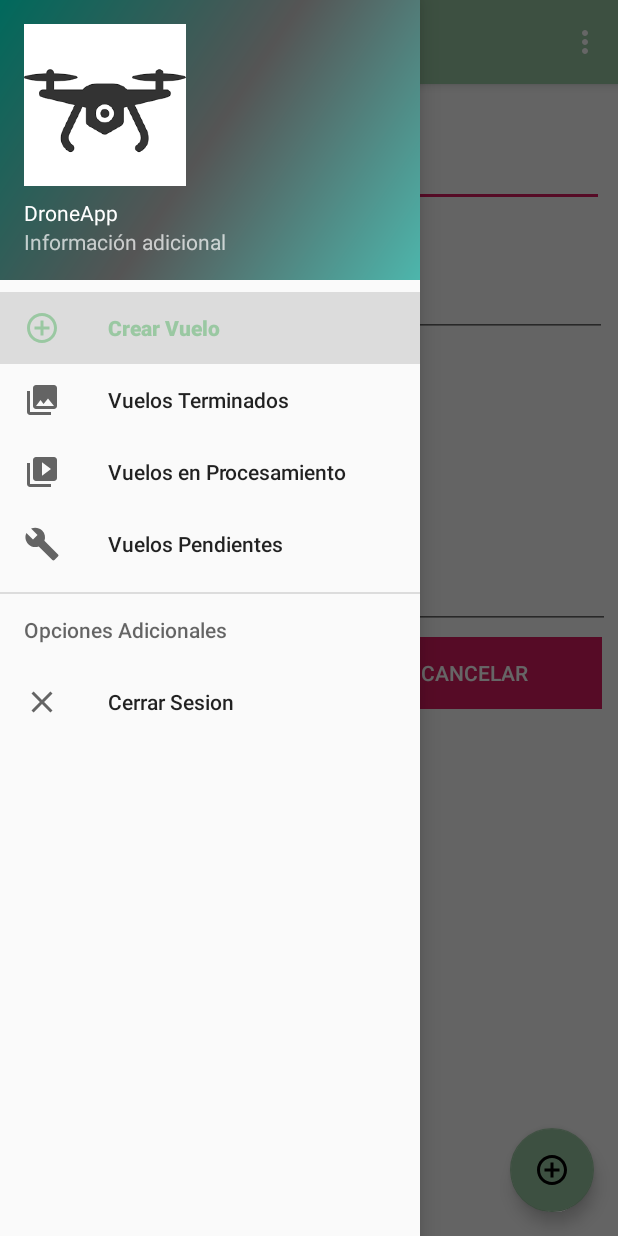
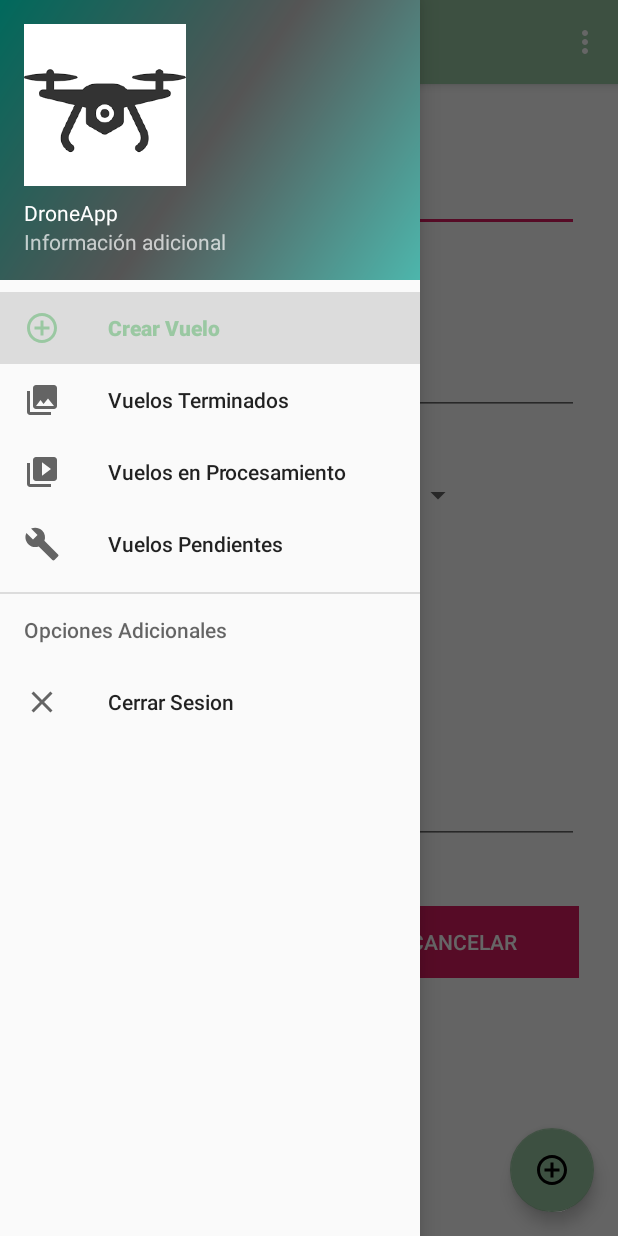
Before and after one commit to IS-AgroSmart/AgroSmart-Mobile, an Android app: the CrearVueloFragment screen opened directly, with no data from a screen before it, with the side drawer open, on a phone screen of 412 x 824 dp. Run offline under Robolectric (Android 15) with nearby library versions, the phone set to English and light mode, and no system bars; our stand-ins replace navigation-ui.

Commit message:
cambios en la pantalla crear vuelos

```diff
--- a/app/src/main/java/com/example/droneapp/ui/crear_vuelo/CrearVueloFragment.java
+++ b/app/src/main/java/com/example/droneapp/ui/crear_vuelo/CrearVueloFragment.java
@@ -5,6 +5,7 @@ import android.view.LayoutInflater;
 import android.view.View;
 import android.view.ViewGroup;
 import android.widget.ArrayAdapter;
+import android.widget.EditText;
 import android.widget.Spinner;
 
 import androidx.annotation.Nullable;
@@ -14,8 +15,12 @@ import androidx.lifecycle.Observer;
 import androidx.lifecycle.ViewModelProviders;
 
 import com.example.droneapp.R;
+import com.google.android.material.floatingactionbutton.FloatingActionButton;
 
+import java.text.SimpleDateFormat;
+import java.util.Date;
 import java.util.List;
+import java.util.Locale;
 
 public class CrearVueloFragment extends Fragment {
 
@@ -23,10 +28,24 @@ public class CrearVueloFragment extends Fragment {
 
     public View onCreateView(@NonNull LayoutInflater inflater,
                              ViewGroup container, Bundle savedInstanceState) {
+        /*
+        View root_fab=inflater.inflate(R.layout.app_bar_main,container,false);
+        final FloatingActionButton fab = root_fab.findViewById(R.id.fab);
+        fab.hide();
+         */
         crearVueloViewModel =
                 ViewModelProviders.of(this).get(CrearVueloViewModel.class);
         View root = inflater.inflate(R.layout.fragment_crear_vuelo, container, false);
         final Spinner spinner = (Spinner)root.findViewById(R.id.spinner_tipo_camara);
+
+        /*Ingresando la fecha actual*/
+        SimpleDateFormat dateFormat = new SimpleDateFormat("yyyy-MM-dd", Locale.getDefault());
+        Date date = new Date();
+        String fecha = dateFormat.format(date);
+        final EditText editfecha=(EditText)root.findViewById(R.id.editText3_fecha);
+        editfecha.setText(fecha);
+
+        /*Obteniendo el Tipo de Camara*/
         crearVueloViewModel.getText().observe(this, new Observer<List<String>>() {
             @Override
             public void onChanged(@Nullable List<String> s) {
--- a/app/src/main/res/layout/fragment_crear_vuelo.xml
+++ b/app/src/main/res/layout/fragment_crear_vuelo.xml
@@ -13,19 +13,21 @@
         android:orientation="vertical"
         android:padding="5dp"
         android:paddingTop="5dp"
-        android:paddingBottom="5dp">
+        android:paddingBottom="5dp"
+        tools:layout_editor_absoluteX="5dp"
+        tools:layout_editor_absoluteY="5dp">
 
         <LinearLayout
             android:id="@+id/linearlayout11"
             android:layout_width="match_parent"
             android:layout_height="wrap_content"
-            android:layout_margin="2dp"
+            android:layout_margin="5dp"
             android:layout_marginLeft="2dp"
             android:layout_marginTop="2dp"
             android:layout_marginRight="2dp"
             android:layout_marginBottom="2dp"
             android:orientation="vertical"
-            android:padding="2dp">
+            android:padding="15dp">
 
             <TextView
                 android:id="@+id/text_home"
@@ -54,12 +56,13 @@
             android:id="@+id/linearlayout12"
             android:layout_width="match_parent"
             android:layout_height="wrap_content"
-            android:layout_margin="2dp"
+            android:layout_margin="5dp"
             android:layout_marginLeft="2dp"
             android:layout_marginTop="2dp"
             android:layout_marginRight="2dp"
             android:layout_marginBottom="2dp"
-            android:orientation="vertical">
+            android:orientation="vertical"
+            android:padding="15dp">
 
             <TextView
                 android:id="@+id/textView2"
@@ -81,14 +84,18 @@
                 android:layout_height="wrap_content"
                 android:autofillHints=""
                 android:ems="10"
-                android:inputType="date" />
+                android:focusable="false"
+                android:inputType="date"
+                android:maxLines="1" />
 
         </LinearLayout>
 
         <LinearLayout
             android:layout_width="wrap_content"
             android:layout_height="wrap_content"
-            android:orientation="horizontal">
+            android:layout_margin="5dp"
+            android:orientation="horizontal"
+            android:padding="15dp">
 
             <LinearLayout
                 android:layout_width="match_parent"
@@ -120,7 +127,12 @@
         <LinearLayout
             android:layout_width="wrap_content"
             android:layout_height="wrap_content"
-            android:orientation="horizontal">
+            android:layout_gravity="center"
+            android:layout_margin="5dp"
+            android:foregroundGravity="center"
+            android:gravity="center"
+            android:orientation="horizontal"
+            android:padding="15dp">
 
             <CheckBox
                 android:id="@+id/checkBox"
@@ -134,7 +146,9 @@
             android:id="@+id/linearlayout13"
             android:layout_width="match_parent"
             android:layout_height="125dp"
-            android:orientation="vertical">
+            android:layout_margin="5dp"
+            android:orientation="vertical"
+            android:padding="15dp">
 
             <EditText
                 android:id="@+id/textView4"
@@ -147,8 +161,9 @@
         <LinearLayout
             android:layout_width="match_parent"
             android:layout_height="wrap_content"
+            android:layout_margin="5dp"
             android:orientation="horizontal"
-            android:padding="5dp"
+            android:padding="15dp"
             android:paddingTop="5dp"
             android:paddingBottom="5dp">
 
```
